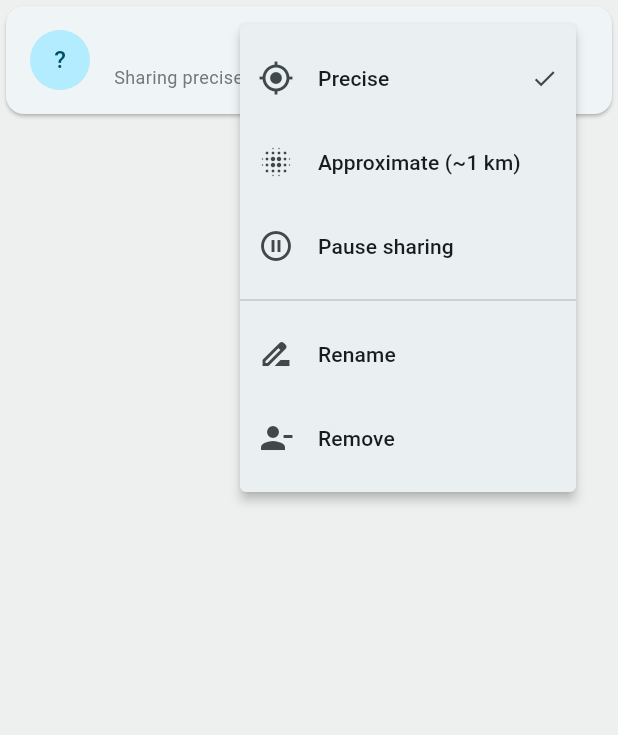
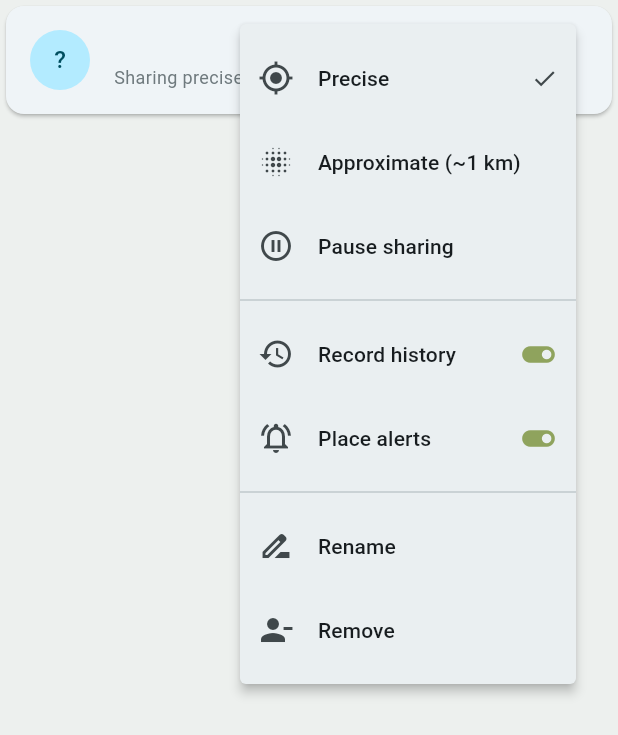
Before and after one commit to CappyTech/cairn, a Flutter app: the ContactTile widget shown alone on an empty page, opened directly with empty values, after a tap on the "more vert" icon, on a phone screen of 412 x 824 dp. Shown: the top 735 px of the screen. Run offline on Flutter 3.47's test engine with Material 3 defaults, Android fonts, the phone set to English and light mode, and no system bars; our stand-ins replace battery_plus, flutter_local_notifications, flutter_map, flutter_secure_storage, geolocator, latlong2 and 4 more; missing offline and left inert: bip39, cryptography, flutter_background_service, mobile_scanner; accounts and stored records are empty; network calls fail.

Commit message:
Per-contact history & alert toggles (on-device)
Location history and geofence alerts previously applied to every contact.
Add on-device, per-contact toggles (default on) to stop recording a
contact's history or firing place alerts for them — my private choice about
how I treat a contact, kept off the server like nicknames.

- services/contact_prefs_service.dart: ContactControls {history, alerts}
  stored per peer id in flutter_secure_storage; safe defaults (both on);
  pure resolve() used per geofence tick.
- services/geofence_monitor.dart: processLocations loads the controls once
  and gates history recording + alert evaluation per contact (alerts-off
  skips evaluation so re-enabling seeds silently, no spurious "arrived").
- widgets/contact_tile.dart: two toggle items in the contact menu (optional
  params, so existing callers/tests are unaffected).
- screens/home_screen.dart: load controls in _refresh, wire the toggles.
- services/pairing_service.dart: drop a contact's controls on unpair.
- tests: ContactControls defaults/round-trip/resolve + widget tests for the
  two new menu items.

On-device only — no schema/backend change. Bump 0.0.12+12 -> 0.0.13+13.

Co-Authored-By: Claude Opus 4.8 <noreply@anthropic.com>

```diff
--- a/lib/screens/home_screen.dart
+++ b/lib/screens/home_screen.dart
@@ -8,6 +8,7 @@ import '../services/pairing_service.dart';
 import '../services/background_share.dart';
 import '../services/notification_service.dart';
 import '../services/nickname_service.dart';
+import '../services/contact_prefs_service.dart';
 import '../services/geofence_monitor.dart';
 import '../services/history_policy.dart';
 import '../services/prefs.dart';
@@ -33,6 +34,7 @@ class HomeScreen extends StatefulWidget {
 class _HomeScreenState extends State<HomeScreen> {
   List<RecordModel> _contacts = [];
   final Map<String, String> _names = {}; // contact id -> decrypted peer name
+  Map<String, ContactControls> _controls = {}; // peer id -> local toggles
   String _myName = 'New device';
   bool _loading = true;
   Future<void> Function()? _unsub;
@@ -124,6 +126,7 @@ class _HomeScreenState extends State<HomeScreen> {
       final contacts = await PairingService.myContacts();
       // A local nickname (if set) wins over the contact's own decrypted name.
       final nicks = await NicknameService.all();
+      _controls = await ContactPrefsService.all();
       _names.clear();
       for (final c in contacts) {
         final peerName =
@@ -200,16 +203,28 @@ class _HomeScreenState extends State<HomeScreen> {
 
   Widget _contactTile(RecordModel c) {
     final name = _names[c.id] ?? 'Unnamed device';
+    final peerId = c.getStringValue('peer');
+    final ctl = ContactPrefsService.resolve(_controls, peerId);
     return ContactTile(
       name: name,
       precision: c.getStringValue('precision'),
       approxOnly: _approxOnly,
       keyChanged: c.getStringValue('status') == 'key_changed',
+      historyOn: ctl.history,
+      alertsOn: ctl.alerts,
       onSetPrecision: (p) => _setPrecision(c, p),
-      onRemove: () => _removeContact(c.getStringValue('peer'), name),
+      onRemove: () => _removeContact(peerId, name),
       onRescan: _openScan,
       onRename: () => _renameContact(c, name),
+      onToggleHistory: () => _toggleContact(peerId, history: !ctl.history),
+      onToggleAlerts: () => _toggleContact(peerId, alerts: !ctl.alerts),
     );
+  }
+
+  Future<void> _toggleContact(String peerId, {bool? history, bool? alerts}) async {
+    if (history != null) await ContactPrefsService.setHistory(peerId, history);
+    if (alerts != null) await ContactPrefsService.setAlerts(peerId, alerts);
+    await _refresh();
   }
 
   Future<void> _renameContact(RecordModel c, String currentName) async {
--- /dev/null
+++ b/lib/services/contact_prefs_service.dart
@@ -0,0 +1,85 @@
+import 'dart:convert';
+import 'package:flutter_secure_storage/flutter_secure_storage.dart';
+
+/// Per-contact toggles for the local features that would otherwise apply to
+/// everyone: whether to record THIS contact's location history, and whether
+/// their movements raise geofence (place) alerts.
+///
+/// Both default ON. Kept on-device only (like nicknames) — they're my private
+/// choice about how I treat a contact, never sent to the server, and don't
+/// follow a recovery-phrase restore.
+class ContactControls {
+  final bool history; // record this contact's trail into location_history
+  final bool alerts; // fire arrive/leave alerts for this contact
+
+  const ContactControls({this.history = true, this.alerts = true});
+
+  ContactControls copyWith({bool? history, bool? alerts}) => ContactControls(
+        history: history ?? this.history,
+        alerts: alerts ?? this.alerts,
+      );
+
+  Map<String, dynamic> toJson() => {'h': history, 'a': alerts};
+
+  /// Absent fields default to ON, so an older/partial entry never silently
+  /// disables a feature.
+  static ContactControls fromJson(Map<String, dynamic> j) => ContactControls(
+        history: j['h'] != false,
+        alerts: j['a'] != false,
+      );
+}
+
+/// On-device store of [ContactControls], keyed by the peer's user id.
+class ContactPrefsService {
+  static const _storage = FlutterSecureStorage();
+  static const _key = 'contact_controls_v1';
+
+  /// The controls for [peerId] from an already-loaded [map], defaulting to
+  /// both-on when absent. Pure, so it's unit-tested and cheap to call per tick.
+  static ContactControls resolve(
+          Map<String, ContactControls> map, String peerId) =>
+      map[peerId] ?? const ContactControls();
+
+  /// All per-contact controls, keyed by peer id. Empty if none set or the store
+  /// is unreadable/corrupt.
+  static Future<Map<String, ContactControls>> all() async {
+    final raw = await _storage.read(key: _key);
+    if (raw == null || raw.isEmpty) return {};
+    try {
+      final decoded = jsonDecode(raw) as Map<String, dynamic>;
+      return decoded.map((k, v) =>
+          MapEntry(k, ContactControls.fromJson(v as Map<String, dynamic>)));
+    } catch (_) {
+      return {};
+    }
+  }
+
+  static Future<ContactControls> forId(String peerId) async =>
+      resolve(await all(), peerId);
+
+  static Future<void> _write(Map<String, ContactControls> map) async {
+    await _storage.write(
+      key: _key,
+      value: jsonEncode(map.map((k, v) => MapEntry(k, v.toJson()))),
+    );
+  }
+
+  static Future<void> setHistory(String peerId, bool on) async {
+    final map = await all();
+    map[peerId] = resolve(map, peerId).copyWith(history: on);
+    await _write(map);
+  }
+
+  static Future<void> setAlerts(String peerId, bool on) async {
+    final map = await all();
+    map[peerId] = resolve(map, peerId).copyWith(alerts: on);
+    await _write(map);
+  }
+
+  /// Forget a contact's controls (call when unpairing), so a re-paired stranger
+  /// doesn't inherit them.
+  static Future<void> remove(String peerId) async {
+    final map = await all();
+    if (map.remove(peerId) != null) await _write(map);
+  }
+}
--- a/lib/services/geofence_monitor.dart
+++ b/lib/services/geofence_monitor.dart
@@ -1,6 +1,7 @@
 import 'dart:async';
 import 'dart:convert';
 import 'package:flutter_secure_storage/flutter_secure_storage.dart';
+import 'contact_prefs_service.dart';
 import 'history_service.dart';
 import 'location_sharing_service.dart';
 import 'notification_service.dart';
@@ -134,9 +135,14 @@ class GeofenceMonitor {
       Map<String, ContactLocation> byId, List<Place> places) async {
     if (places.isEmpty || byId.isEmpty) return;
     var state = await loadState();
+    // Per-contact toggles (default on), loaded once for this tick.
+    final controls = await ContactPrefsService.all();
     final alerts = <GeofenceTransition>[];
     for (final c in byId.values) {
-      // Record the contact's position into their history trail (sampled).
+      final pref = ContactPrefsService.resolve(controls, c.senderId);
+      // Record the contact's position into their history trail (sampled),
+      // unless history is turned off for them.
+      if (pref.history) {
         HistoryService.record(
           subject: c.senderId,
           lat: c.lat,
@@ -144,6 +150,11 @@ class GeofenceMonitor {
           ts: c.updated,
           accuracy: c.accuracy,
         );
+      }
+      // Skip geofence evaluation entirely when alerts are off for this contact,
+      // so no transitions fire and their state isn't tracked (re-enabling seeds
+      // silently, avoiding a spurious "arrived").
+      if (!pref.alerts) continue;
       final r = evaluateContact(
         places: places,
         contactId: c.senderId,
--- a/lib/services/pairing_service.dart
+++ b/lib/services/pairing_service.dart
@@ -5,6 +5,7 @@ import 'auth_service.dart';
 import 'crypto_service.dart';
 import 'invite_service.dart';
 import 'nickname_service.dart';
+import 'contact_prefs_service.dart';
 
 /// What to do with a contact link when we (re)learn a peer's public key.
 enum ContactKeyAction {
@@ -258,8 +259,10 @@ class PairingService {
         filter: 'sender = "${me.id}" && recipient = "$peerId"')) {
       await pb.collection('location_shares').delete(s.id);
     }
-    // Drop any local nickname so it can't linger for a re-paired stranger.
+    // Drop any local nickname + per-contact toggles so they can't linger for a
+    // re-paired stranger.
     await NicknameService.remove(peerId);
+    await ContactPrefsService.remove(peerId);
   }
 
   /// Decide what to do with a contact link when a peer's public key arrives.
--- a/lib/widgets/contact_tile.dart
+++ b/lib/widgets/contact_tile.dart
@@ -21,10 +21,17 @@ class ContactTile extends StatelessWidget {
   /// The contact's key changed and hasn't been re-verified in person.
   final bool keyChanged;
 
+  /// Whether this contact's location history is being recorded, and whether
+  /// their movements raise place alerts (both default on). Local, per-contact.
+  final bool historyOn;
+  final bool alertsOn;
+
   final void Function(String precision) onSetPrecision;
   final VoidCallback onRemove;
   final VoidCallback onRescan;
   final VoidCallback onRename;
+  final VoidCallback? onToggleHistory;
+  final VoidCallback? onToggleAlerts;
 
   const ContactTile({
     super.key,
@@ -36,6 +43,10 @@ class ContactTile extends StatelessWidget {
     required this.onRemove,
     required this.onRescan,
     required this.onRename,
+    this.historyOn = true,
+    this.alertsOn = true,
+    this.onToggleHistory,
+    this.onToggleAlerts,
   });
 
   static String precLabel(String p) => switch (p) {
@@ -73,12 +84,20 @@ class ContactTile extends StatelessWidget {
           onSelected: (v) => switch (v) {
             'rename' => onRename(),
             'remove' => onRemove(),
+            'history' => onToggleHistory?.call(),
+            'alerts' => onToggleAlerts?.call(),
             _ => onSetPrecision(v),
           },
           itemBuilder: (context) => [
             _precItem('precise', 'Precise', Icons.gps_fixed),
             _precItem('approximate', 'Approximate (~1 km)', Icons.blur_on),
             _precItem('off', 'Pause sharing', Icons.pause_circle_outline),
+            const PopupMenuDivider(),
+            // Local per-contact toggles. Trailing switch reflects current state.
+            _toggleItem('history', 'Record history', Icons.history, historyOn),
+            _toggleItem(
+                'alerts', 'Place alerts', Icons.notifications_active_outlined,
+                alertsOn),
             const PopupMenuDivider(),
             const PopupMenuItem(
                 value: 'rename',
@@ -90,6 +109,22 @@ class ContactTile extends StatelessWidget {
                 child: ListTile(
                     leading: Icon(Icons.person_remove), title: Text('Remove'))),
           ],
+        ),
+      ),
+    );
+  }
+
+  PopupMenuItem<String> _toggleItem(
+      String value, String label, IconData icon, bool on) {
+    return PopupMenuItem(
+      value: value,
+      child: ListTile(
+        leading: Icon(icon),
+        title: Text(label),
+        trailing: Icon(
+          on ? Icons.toggle_on : Icons.toggle_off,
+          color: on ? Brand.lichen : Brand.stone,
+          size: 26,
         ),
       ),
     );
--- a/pubspec.yaml
+++ b/pubspec.yaml
@@ -18,7 +18,7 @@ publish_to: 'none' # Remove this line if you wish to publish to pub.dev
 # of the product and file versions while build-number is used as the build suffix.
 # Local/dev default. CI overrides this from the git tag (versionName) and the
 # Actions run number (versionCode) — see .github/workflows/release.yml.
-version: 0.0.12+12
+version: 0.0.13+13
 
 environment:
   sdk: ^3.11.4
```
Also changed, not shown: 3 other files. Lines whose indentation alone changed are shown as unchanged.
